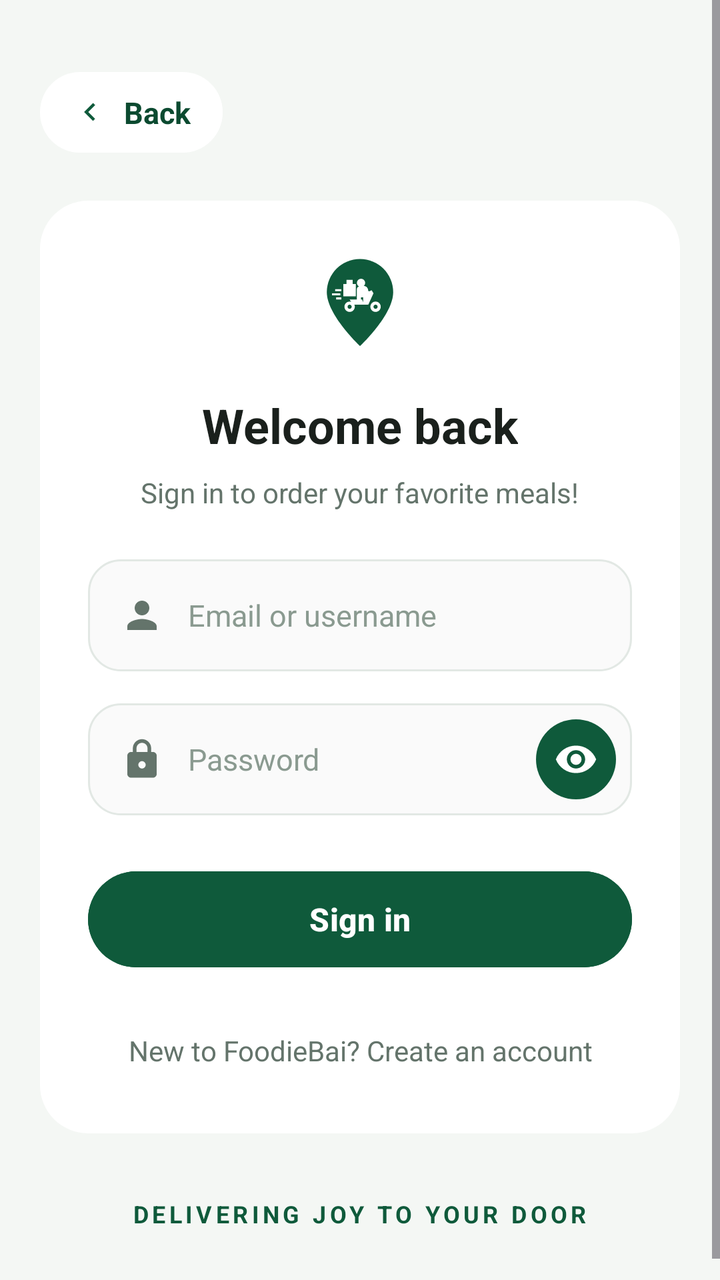
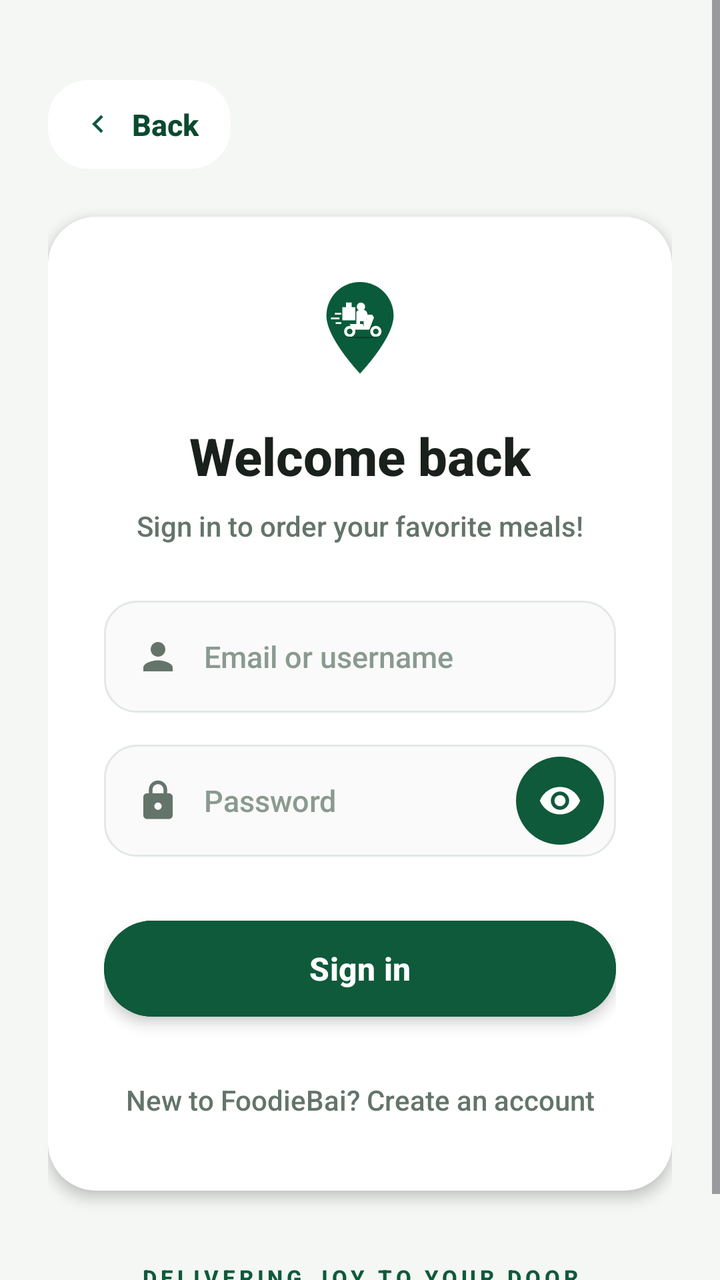

Before-and-after screenshots of an Android layout around one commit, followed by the original layout XML and the change that was made.
<!-- AndroidManifest.xml: application theme Theme.FoodOrderingSystem -->
<!-- res/layout/activity_sign_in.xml -->
<?xml version="1.0" encoding="utf-8"?>
<ScrollView xmlns:android="http://schemas.android.com/apk/res/android"
    xmlns:app="http://schemas.android.com/apk/res-auto"
    android:layout_width="match_parent"
    android:layout_height="match_parent"
    android:background="@color/bg_screen"
    android:fillViewport="true">

    <androidx.constraintlayout.widget.ConstraintLayout
        android:layout_width="match_parent"
        android:layout_height="wrap_content"
        android:padding="20dp">

        
        <LinearLayout
            android:id="@+id/btn_back"
            android:layout_width="wrap_content"
            android:layout_height="wrap_content"
            android:layout_marginTop="16dp"
            android:background="@drawable/bg_info_pill"
            android:clickable="true"
            android:focusable="true"
            android:gravity="center_vertical"
            android:orientation="horizontal"
            android:paddingHorizontal="16dp"
            android:paddingVertical="10dp"
            app:layout_constraintStart_toStartOf="parent"
            app:layout_constraintTop_toTopOf="parent">

            <ImageView
                android:layout_width="18dp"
                android:layout_height="18dp"
                android:src="@drawable/ic_back" />

            <TextView
                android:layout_width="wrap_content"
                android:layout_height="wrap_content"
                android:layout_marginStart="8dp"
                android:text="Back"
                android:textColor="@color/primary_green_dark"
                android:textSize="15sp"
                android:textStyle="bold" />
        </LinearLayout>

        
        <androidx.constraintlayout.widget.ConstraintLayout
            android:id="@+id/card_main"
            android:layout_width="0dp"
            android:layout_height="wrap_content"
            android:layout_marginTop="24dp"
            android:background="@drawable/bg_rounded_card"
            android:padding="24dp"
            app:layout_constraintEnd_toEndOf="parent"
            app:layout_constraintStart_toStartOf="parent"
            app:layout_constraintTop_toBottomOf="@id/btn_back">

            
            <ImageView
                android:id="@+id/badge_f"
                android:layout_width="56dp"
                android:layout_height="56dp"
                android:src="@drawable/ic_scooter_pin"
                app:layout_constraintEnd_toEndOf="parent"
                app:layout_constraintStart_toStartOf="parent"
                app:layout_constraintTop_toTopOf="parent" />

            
            <TextView
                android:id="@+id/tv_title"
                android:layout_width="wrap_content"
                android:layout_height="wrap_content"
                android:layout_marginTop="16dp"
                android:text="Welcome back"
                android:textColor="@color/text_dark"
                android:textSize="24sp"
                android:textStyle="bold"
                app:layout_constraintEnd_toEndOf="parent"
                app:layout_constraintStart_toStartOf="parent"
                app:layout_constraintTop_toBottomOf="@id/badge_f" />

            
            <TextView
                android:id="@+id/tv_subtitle"
                android:layout_width="wrap_content"
                android:layout_height="wrap_content"
                android:layout_marginTop="8dp"
                android:text="Sign in to order your favorite meals!"
                android:textColor="@color/text_secondary"
                android:textSize="14sp"
                app:layout_constraintEnd_toEndOf="parent"
                app:layout_constraintStart_toStartOf="parent"
                app:layout_constraintTop_toBottomOf="@id/tv_title" />

            
            <LinearLayout
                android:id="@+id/ll_identifier"
                android:layout_width="0dp"
                android:layout_height="56dp"
                android:layout_marginTop="24dp"
                android:background="@drawable/bg_input_field"
                android:gravity="center_vertical"
                android:orientation="horizontal"
                android:paddingHorizontal="16dp"
                app:layout_constraintEnd_toEndOf="parent"
                app:layout_constraintStart_toStartOf="parent"
                app:layout_constraintTop_toBottomOf="@id/tv_subtitle">

                <ImageView
                    android:layout_width="22dp"
                    android:layout_height="22dp"
                    android:src="@drawable/ic_person" />

                <EditText
                    android:id="@+id/et_identifier"
                    android:layout_width="match_parent"
                    android:layout_height="match_parent"
                    android:layout_marginStart="12dp"
                    android:background="@null"
                    android:hint="Email or username"
                    android:inputType="text"
                    android:textColor="@color/text_dark"
                    android:textColorHint="@color/text_muted"
                    android:textSize="15sp" />
            </LinearLayout>

            
            <LinearLayout
                android:id="@+id/ll_password"
                android:layout_width="0dp"
                android:layout_height="56dp"
                android:layout_marginTop="16dp"
                android:background="@drawable/bg_input_field"
                android:gravity="center_vertical"
                android:orientation="horizontal"
                android:paddingStart="16dp"
                android:paddingEnd="8dp"
                app:layout_constraintEnd_toEndOf="parent"
                app:layout_constraintStart_toStartOf="parent"
                app:layout_constraintTop_toBottomOf="@id/ll_identifier">

                <ImageView
                    android:layout_width="22dp"
                    android:layout_height="22dp"
                    android:src="@drawable/ic_lock" />

                <EditText
                    android:id="@+id/et_password"
                    android:layout_width="0dp"
                    android:layout_height="match_parent"
                    android:layout_marginStart="12dp"
                    android:layout_weight="1"
                    android:background="@null"
                    android:hint="Password"
                    android:inputType="textPassword"
                    android:textColor="@color/text_dark"
                    android:textColorHint="@color/text_muted"
                    android:textSize="15sp" />

                
                <FrameLayout
                    android:id="@+id/btn_toggle_password"
                    android:layout_width="40dp"
                    android:layout_height="40dp"
                    android:background="@drawable/bg_circle_green"
                    android:clickable="true"
                    android:focusable="true">

                    <ImageView
                        android:layout_width="22dp"
                        android:layout_height="22dp"
                        android:layout_gravity="center"
                        android:src="@drawable/ic_eye_white" />
                </FrameLayout>
            </LinearLayout>

            
            <Button
                android:id="@+id/btn_sign_in"
                android:layout_width="0dp"
                android:layout_height="56dp"
                android:layout_marginTop="24dp"
                android:backgroundTint="@color/primary_green"
                android:text="Sign in"
                android:textColor="@color/white"
                android:textSize="16sp"
                android:textStyle="bold"
                app:cornerRadius="28dp"
                app:layout_constraintEnd_toEndOf="parent"
                app:layout_constraintStart_toStartOf="parent"
                app:layout_constraintTop_toBottomOf="@id/ll_password" />

            
            <TextView
                android:id="@+id/tv_sign_up_link"
                android:layout_width="wrap_content"
                android:layout_height="wrap_content"
                android:layout_marginTop="20dp"
                android:gravity="center"
                android:padding="8dp"
                android:text="New to FoodieBai? Create an account"
                android:textColor="@color/text_secondary"
                android:textSize="14sp"
                app:layout_constraintEnd_toEndOf="parent"
                app:layout_constraintStart_toStartOf="parent"
                app:layout_constraintTop_toBottomOf="@id/btn_sign_in" />

        </androidx.constraintlayout.widget.ConstraintLayout>

        
        <TextView
            android:layout_width="wrap_content"
            android:layout_height="wrap_content"
            android:layout_marginTop="32dp"
            android:layout_marginBottom="16dp"
            android:letterSpacing="0.15"
            android:text="DELIVERING JOY TO YOUR DOOR"
            android:textColor="@color/primary_green"
            android:textSize="12sp"
            android:textStyle="bold"
            app:layout_constraintBottom_toBottomOf="parent"
            app:layout_constraintEnd_toEndOf="parent"
            app:layout_constraintStart_toStartOf="parent"
            app:layout_constraintTop_toBottomOf="@id/card_main" />

    </androidx.constraintlayout.widget.ConstraintLayout>
</ScrollView>
<!-- resources referenced by this layout -->
<resources>
  <color name="bg_screen">#F4F7F4</color>
  <color name="primary_green">#0F5A3B</color>
  <color name="primary_green_dark">#0B4A30</color>
  <color name="text_dark">#1A201C</color>
  <color name="text_muted">#8A9A90</color>
  <color name="text_secondary">#64746B</color>
  <color name="white">#FFFFFFFF</color>
  <!-- drawable bg_circle_green (drawable) -->
  <?xml version="1.0" encoding="utf-8"?>
  <shape xmlns:android="http://schemas.android.com/apk/res/android"
      android:shape="oval">
      <solid android:color="#0F5A3B" />
  </shape>
  <!-- drawable bg_info_pill (drawable) -->
  <?xml version="1.0" encoding="utf-8"?>
  <shape xmlns:android="http://schemas.android.com/apk/res/android">
      <solid android:color="#FFFFFF" />
      <corners android:radius="20dp" />
  </shape>
  <!-- drawable bg_rounded_card (drawable) -->
  <?xml version="1.0" encoding="utf-8"?>
  <shape xmlns:android="http://schemas.android.com/apk/res/android">
      <solid android:color="#FFFFFF" />
      <corners android:radius="24dp" />
  </shape>
  <!-- drawable ic_scooter_pin (drawable) -->
  <vector xmlns:android="http://schemas.android.com/apk/res/android"
      android:width="108dp"
      android:height="108dp"
      android:viewportWidth="108"
      android:viewportHeight="108">
  
      
      <path
          android:fillColor="#0F5A3B"
          android:pathData="M54,10 C36.33,10 22,24.33 22,42 C22,64 54,94 54,94 C54,94 86,64 86,42 C86,24.33 71.67,10 54,10 Z"/>
  
      
      <path
          android:fillColor="#FFFFFF"
          android:pathData="M30,39 h6 v2 h-6 z M27,43 h8 v2 h-8 z M31,47 h5 v2 h-5 z"/>
  
      
      <path
          android:fillColor="#FFFFFF"
          android:pathData="M38,34 h12 v12 h-12 z M41,30 h6 v4 h-6 z"/>
  
      
      <path
          android:fillColor="#FFFFFF"
          android:pathData="M55,29 A4,4 0 1,0 55,37 A4,4 0 1,0 55,29 Z"/>
  
      
      <path
          android:fillColor="#FFFFFF"
          android:pathData="M51,39 C51,37 53,36 56,36 L58,36 C60,36 62,38 62,41 L60,47 L55,47 L55,54 L51,54 Z M60,41 L66,41 L63,45 L60,44 Z"/>
  
      
      
      <path
          android:fillColor="#FFFFFF"
          android:pathData="M44,51 C41.24,51 39,53.24 39,56 C39,58.76 41.24,61 44,61 C46.76,61 49,58.76 49,56 C49,53.24 46.76,51 44,51 Z M44,54 C45.1,54 46,54.9 46,56 C46,57.1 45.1,58 44,58 C42.9,58 42,57.1 42,56 C42,54.9 42.9,54 44,54 Z"/>
      
      <path
          android:fillColor="#FFFFFF"
          android:pathData="M69,51 C66.24,51 64,53.24 64,56 C64,58.76 66.24,61 69,61 C71.76,61 74,58.76 74,56 C74,53.24 71.76,51 69,51 Z M69,54 C70.1,54 71,54.9 71,56 C71,57.1 70.1,58 69,58 C67.9,58 67,57.1 67,56 C67,54.9 67.9,54 69,54 Z"/>
      
      <path
          android:fillColor="#FFFFFF"
          android:pathData="M44,49 L56,49 L58,54 L47,54 Z M57,46 L65,40 L67,43 L62,54 L57,54 Z"/>
  </vector>
  <style name="Theme.FoodOrderingSystem" parent="Base.Theme.FoodOrderingSystem" />
  <style name="Base.Theme.FoodOrderingSystem" parent="Theme.Material3.DayNight.NoActionBar">
          <item name="colorPrimary">@color/primary_green</item>
          <item name="colorOnPrimary">@color/white</item>
          <item name="android:windowBackground">@color/bg_screen</item>
          <item name="android:statusBarColor">@color/bg_screen</item>
          <item name="android:windowLightStatusBar">true</item>
      </style>
  <!-- unchanged entries left out for length: 5 -->
</resources>

<!-- the commit's change to res/layout/activity_sign_in.xml (unified diff, before → after) -->
@@ -9,21 +9,22 @@
     <androidx.constraintlayout.widget.ConstraintLayout
         android:layout_width="match_parent"
         android:layout_height="wrap_content"
-        android:padding="20dp">
-
+        android:padding="24dp">
+
+        
         
         <LinearLayout
             android:id="@+id/btn_back"
             android:layout_width="wrap_content"
             android:layout_height="wrap_content"
             android:layout_marginTop="16dp"
-            android:background="@drawable/bg_info_pill"
+            android:background="@drawable/ripple_white_pill"
             android:clickable="true"
             android:focusable="true"
             android:gravity="center_vertical"
             android:orientation="horizontal"
             android:paddingHorizontal="16dp"
-            android:paddingVertical="10dp"
+            android:paddingVertical="12dp"
             app:layout_constraintStart_toStartOf="parent"
             app:layout_constraintTop_toTopOf="parent">
 
@@ -43,13 +44,15 @@
         </LinearLayout>
 
         
+        
         <androidx.constraintlayout.widget.ConstraintLayout
             android:id="@+id/card_main"
             android:layout_width="0dp"
             android:layout_height="wrap_content"
             android:layout_marginTop="24dp"
             android:background="@drawable/bg_rounded_card"
-            android:padding="24dp"
+            android:elevation="4dp"
+            android:padding="28dp"
             app:layout_constraintEnd_toEndOf="parent"
             app:layout_constraintStart_toStartOf="parent"
             app:layout_constraintTop_toBottomOf="@id/btn_back">
@@ -65,14 +68,15 @@
                 app:layout_constraintTop_toTopOf="parent" />
 
             
+            
             <TextView
                 android:id="@+id/tv_title"
                 android:layout_width="wrap_content"
                 android:layout_height="wrap_content"
-                android:layout_marginTop="16dp"
+                android:layout_marginTop="18dp"
                 android:text="Welcome back"
                 android:textColor="@color/text_dark"
-                android:textSize="24sp"
+                android:textSize="26sp"
                 android:textStyle="bold"
                 app:layout_constraintEnd_toEndOf="parent"
                 app:layout_constraintStart_toStartOf="parent"
@@ -92,11 +96,12 @@
                 app:layout_constraintTop_toBottomOf="@id/tv_title" />
 
             
+            
             <LinearLayout
                 android:id="@+id/ll_identifier"
                 android:layout_width="0dp"
                 android:layout_height="56dp"
-                android:layout_marginTop="24dp"
+                android:layout_marginTop="28dp"
                 android:background="@drawable/bg_input_field"
                 android:gravity="center_vertical"
                 android:orientation="horizontal"
@@ -124,6 +129,7 @@
             </LinearLayout>
 
             
+            
             <LinearLayout
                 android:id="@+id/ll_password"
                 android:layout_width="0dp"
@@ -133,7 +139,7 @@
                 android:gravity="center_vertical"
                 android:orientation="horizontal"
                 android:paddingStart="16dp"
-                android:paddingEnd="8dp"
+                android:paddingEnd="6dp"
                 app:layout_constraintEnd_toEndOf="parent"
                 app:layout_constraintStart_toStartOf="parent"
                 app:layout_constraintTop_toBottomOf="@id/ll_identifier">
@@ -157,11 +163,12 @@
                     android:textSize="15sp" />
 
                 
+                
                 <FrameLayout
                     android:id="@+id/btn_toggle_password"
-                    android:layout_width="40dp"
-                    android:layout_height="40dp"
-                    android:background="@drawable/bg_circle_green"
+                    android:layout_width="44dp"
+                    android:layout_height="44dp"
+                    android:background="@drawable/ripple_circle_green"
                     android:clickable="true"
                     android:focusable="true">
 
@@ -174,12 +181,15 @@
             </LinearLayout>
 
             
+            
             <Button
                 android:id="@+id/btn_sign_in"
                 android:layout_width="0dp"
                 android:layout_height="56dp"
-                android:layout_marginTop="24dp"
+                android:layout_marginTop="28dp"
                 android:backgroundTint="@color/primary_green"
+                android:elevation="4dp"
+                android:stateListAnimator="@null"
                 android:text="Sign in"
                 android:textColor="@color/white"
                 android:textSize="16sp"
@@ -207,15 +217,16 @@
         </androidx.constraintlayout.widget.ConstraintLayout>
 
         
+        
         <TextView
             android:layout_width="wrap_content"
             android:layout_height="wrap_content"
-            android:layout_marginTop="32dp"
+            android:layout_marginTop="36dp"
             android:layout_marginBottom="16dp"
-            android:letterSpacing="0.15"
+            android:letterSpacing="0.18"
             android:text="DELIVERING JOY TO YOUR DOOR"
             android:textColor="@color/primary_green"
-            android:textSize="12sp"
+            android:textSize="11sp"
             android:textStyle="bold"
             app:layout_constraintBottom_toBottomOf="parent"
             app:layout_constraintEnd_toEndOf="parent"
<!-- resource entries referenced after the edit -->
@@ -7,18 +7,6 @@
   <color name="text_muted">#8A9A90</color>
   <color name="text_secondary">#64746B</color>
   <color name="white">#FFFFFFFF</color>
-  <!-- drawable bg_circle_green (drawable) -->
-  <?xml version="1.0" encoding="utf-8"?>
-  <shape xmlns:android="http://schemas.android.com/apk/res/android"
-      android:shape="oval">
-      <solid android:color="#0F5A3B" />
-  </shape>
-  <!-- drawable bg_info_pill (drawable) -->
-  <?xml version="1.0" encoding="utf-8"?>
-  <shape xmlns:android="http://schemas.android.com/apk/res/android">
-      <solid android:color="#FFFFFF" />
-      <corners android:radius="20dp" />
-  </shape>
   <!-- drawable bg_rounded_card (drawable) -->
   <?xml version="1.0" encoding="utf-8"?>
   <shape xmlns:android="http://schemas.android.com/apk/res/android">
@@ -27,57 +15,88 @@
   </shape>
   <!-- drawable ic_scooter_pin (drawable) -->
   <vector xmlns:android="http://schemas.android.com/apk/res/android"
-      android:width="108dp"
-      android:height="108dp"
-      android:viewportWidth="108"
-      android:viewportHeight="108">
+      android:width="120dp"
+      android:height="120dp"
+      android:viewportWidth="120"
+      android:viewportHeight="120">
   
       
       <path
-          android:fillColor="#0F5A3B"
-          android:pathData="M54,10 C36.33,10 22,24.33 22,42 C22,64 54,94 54,94 C54,94 86,64 86,42 C86,24.33 71.67,10 54,10 Z"/>
+          android:fillColor="#0A5B3B"
+          android:pathData="M60,10 C40.12,10 24,26.12 24,46 C24,70.5 60,108 60,108 C60,108 96,70.5 96,46 C96,26.12 79.88,10 60,10 Z"/>
   
       
       <path
           android:fillColor="#FFFFFF"
-          android:pathData="M30,39 h6 v2 h-6 z M27,43 h8 v2 h-8 z M31,47 h5 v2 h-5 z"/>
+          android:pathData="M33,43 h7 v2 h-7 z M29,48 h9 v2 h-9 z M34,53 h6 v2 h-6 z"/>
   
       
       <path
           android:fillColor="#FFFFFF"
-          android:pathData="M38,34 h12 v12 h-12 z M41,30 h6 v4 h-6 z"/>
+          android:pathData="M41,37 h14 v14 h-14 z M45,32 h6 v5 h-6 z"/>
   
       
       <path
           android:fillColor="#FFFFFF"
-          android:pathData="M55,29 A4,4 0 1,0 55,37 A4,4 0 1,0 55,29 Z"/>
+          android:pathData="M61,32 A4.5,4.5 0 1,0 61,41 A4.5,4.5 0 1,0 61,32 Z"/>
   
       
       <path
           android:fillColor="#FFFFFF"
-          android:pathData="M51,39 C51,37 53,36 56,36 L58,36 C60,36 62,38 62,41 L60,47 L55,47 L55,54 L51,54 Z M60,41 L66,41 L63,45 L60,44 Z"/>
+          android:pathData="M56,43 C56,41 58,40 61,40 L64,40 C66,40 68,42 68,45 L66,52 L60,52 L60,60 L56,60 Z M66,45 L73,45 L70,50 L66,49 Z"/>
   
-      
       
       <path
           android:fillColor="#FFFFFF"
-          android:pathData="M44,51 C41.24,51 39,53.24 39,56 C39,58.76 41.24,61 44,61 C46.76,61 49,58.76 49,56 C49,53.24 46.76,51 44,51 Z M44,54 C45.1,54 46,54.9 46,56 C46,57.1 45.1,58 44,58 C42.9,58 42,57.1 42,56 C42,54.9 42.9,54 44,54 Z"/>
+          android:pathData="M49,57 C45.69,57 43,59.69 43,63 C43,66.31 45.69,69 49,69 C52.31,69 55,66.31 55,63 C55,59.69 52.31,57 49,57 Z M49,60 C50.66,60 52,61.34 52,63 C52,64.66 50.66,66 49,66 C47.34,66 46,64.66 46,63 C46,61.34 47.34,60 49,60 Z"/>
+  
       
       <path
           android:fillColor="#FFFFFF"
-          android:pathData="M69,51 C66.24,51 64,53.24 64,56 C64,58.76 66.24,61 69,61 C71.76,61 74,58.76 74,56 C74,53.24 71.76,51 69,51 Z M69,54 C70.1,54 71,54.9 71,56 C71,57.1 70.1,58 69,58 C67.9,58 67,57.1 67,56 C67,54.9 67.9,54 69,54 Z"/>
+          android:pathData="M77,57 C73.69,57 71,59.69 71,63 C71,66.31 73.69,69 77,69 C80.31,69 83,66.31 83,63 C83,59.69 80.31,57 77,57 Z M77,60 C78.66,60 80,61.34 80,63 C80,64.66 78.66,66 77,66 C75.34,66 74,64.66 74,63 C74,61.34 75.34,60 77,60 Z"/>
+  
       
       <path
           android:fillColor="#FFFFFF"
-          android:pathData="M44,49 L56,49 L58,54 L47,54 Z M57,46 L65,40 L67,43 L62,54 L57,54 Z"/>
+          android:pathData="M49,55 L63,55 L65,61 L52,61 Z M64,52 L73,45 L75,48 L70,61 L64,61 Z"/>
+  
+      
+      <path
+          android:fillColor="#063E27"
+          android:pathData="M41,68 Q63,73 85,68 Q63,70 41,68 Z"/>
   </vector>
+  <!-- drawable ripple_circle_green (drawable) -->
+  <?xml version="1.0" encoding="utf-8"?>
+  <ripple xmlns:android="http://schemas.android.com/apk/res/android"
+      android:color="#330F5A3B">
+      <item>
+          <shape android:shape="oval">
+              <solid android:color="#0F5A3B" />
+          </shape>
+      </item>
+  </ripple>
+  <!-- drawable ripple_white_pill (drawable) -->
+  <?xml version="1.0" encoding="utf-8"?>
+  <ripple xmlns:android="http://schemas.android.com/apk/res/android"
+      android:color="@color/ripple_dark">
+      <item>
+          <shape android:shape="rectangle">
+              <solid android:color="#FFFFFF" />
+              <corners android:radius="20dp" />
+          </shape>
+      </item>
+  </ripple>
   <style name="Theme.FoodOrderingSystem" parent="Base.Theme.FoodOrderingSystem" />
+  <color name="ripple_dark">#12000000</color>
   <style name="Base.Theme.FoodOrderingSystem" parent="Theme.Material3.DayNight.NoActionBar">
           <item name="colorPrimary">@color/primary_green</item>
           <item name="colorOnPrimary">@color/white</item>
           <item name="android:windowBackground">@color/bg_screen</item>
           <item name="android:statusBarColor">@color/bg_screen</item>
           <item name="android:windowLightStatusBar">true</item>
+          
+          <item name="android:overScrollMode">never</item>
+          <item name="android:fontFamily">sans-serif-medium</item>
       </style>
   <!-- unchanged entries left out for length: 5 -->
 </resources>
